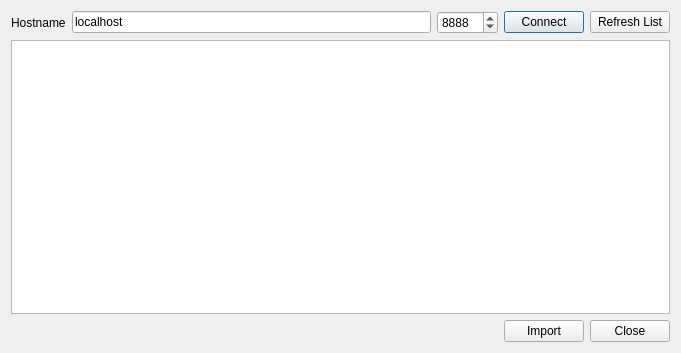
Above: oom/instruments/importbase.ui from ccherrett/oom before the change. Below: the same form after it.
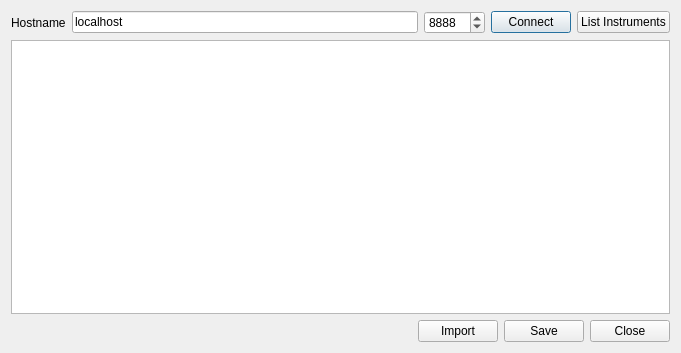
That is the form after the change.

Commit message: Added support for adding instruments one map at a time

```diff
--- a/oom/instruments/importbase.ui
+++ b/oom/instruments/importbase.ui
@@ -59,7 +59,7 @@
      <item>
       <widget class="QPushButton" name="btnRefresh">
        <property name="text">
-        <string>Refresh List</string>
+        <string>List Instruments</string>
        </property>
       </widget>
      </item>
@@ -124,6 +124,16 @@
        </property>
       </widget>
      </item>
+     <item>
+      <widget class="QPushButton" name="btnSave">
+       <property name="toolTip">
+        <string>Save selected instruments to file</string>
+       </property>
+       <property name="text">
+        <string>Save</string>
+       </property>
+      </widget>
+     </item>
      <item>
       <widget class="QPushButton" name="btnClose">
        <property name="text">
```
Left out of the diff: 4 changed lines with no effect on the pictures. The commit also changes 5 other files.
